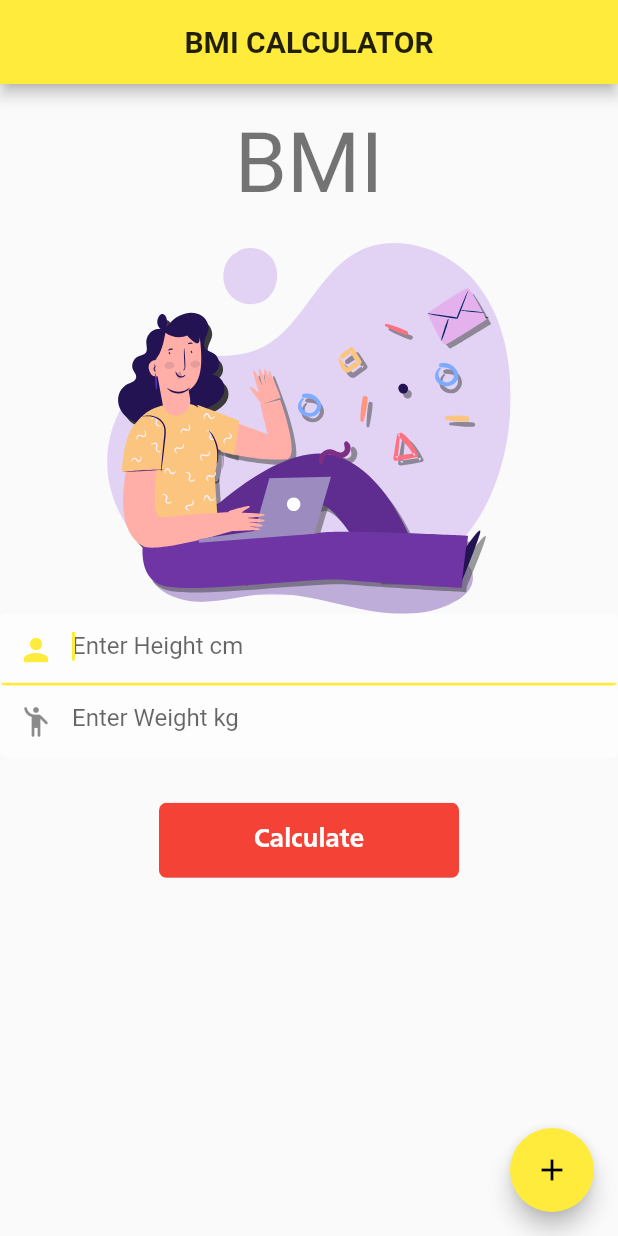
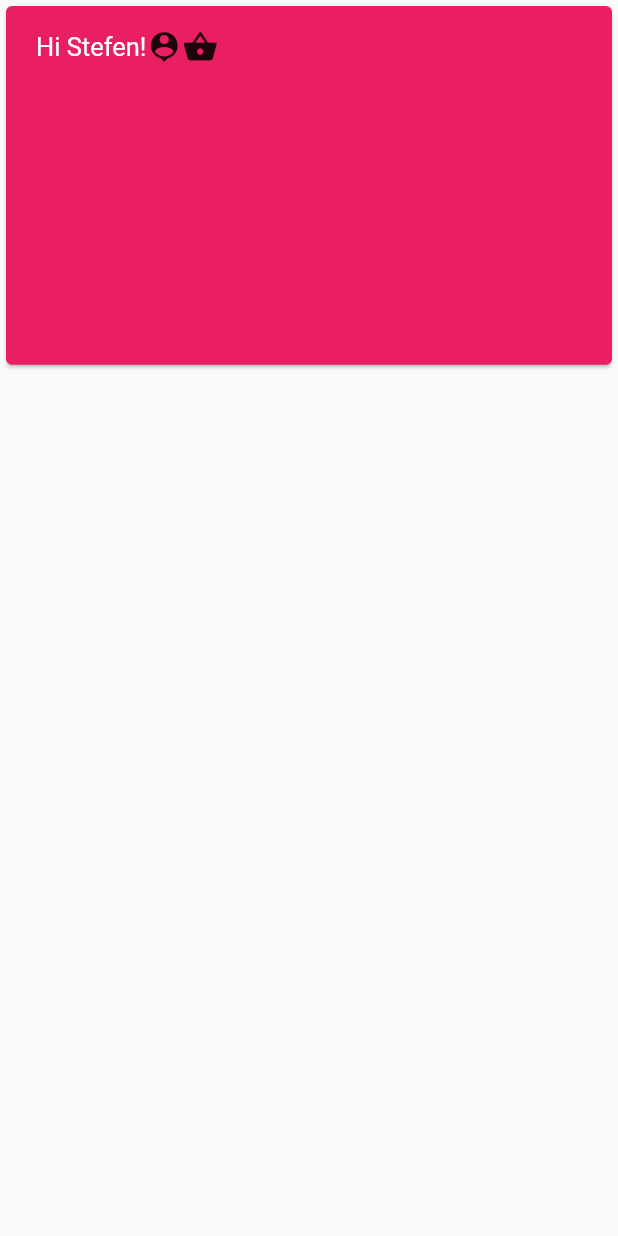
Before and after one commit to HKTareen/kollege, a Flutter app: the screen it shows after launch, on a phone screen of 412 x 824 dp. Run offline on Flutter 3.47's test engine with Material 2 defaults, Android fonts, the phone set to English and light mode, and no system bars; our stand-ins replace flutter_svg.

Commit message:
new assignment

```diff
--- a/bmicalculator/lib/bmi.dart
+++ b/bmicalculator/lib/bmi.dart
@@ -1,7 +1,7 @@
 import 'package:flutter/material.dart';
 import 'package:flutter_svg/flutter_svg.dart';
 import 'components/uiDesigns.dart';
-import 'details.dart';
+import 'bmicalculator.dart';
 
 class BmiCalculate extends StatefulWidget {
   @override
@@ -45,7 +45,7 @@ class _BmiCalculateState extends State<BmiCalculate> {
               height: 20,
             ),
             RiasedBtnsubmit(
-              color: Colors.red,
+              color: Colors.lightGreen,
               textColor: Colors.white,
               text: 'Calculate',
               onTap: () {
--- /dev/null
+++ b/bmicalculator/lib/components/constants.dart
@@ -0,0 +1,9 @@
+import 'package:flutter/material.dart';
+const Color KisPrimaryColor = Colors.pink;
+const Color KisDarkColor = Colors.black;
+const Color KisLightColor = Colors.white;
+const TextStyle heading = TextStyle(color: KisLightColor,fontSize: 20,);
+const TextStyle subHeading = TextStyle(color: KisLightColor,fontSize: 17,);
+const TextStyle subject = TextStyle(color: KisDarkColor,fontSize: 15,);
+const TextStyle paragraph = TextStyle(color: KisDarkColor,fontSize: 12,);
+const TextStyle focusParagraph = TextStyle(color: KisLightColor,fontSize: 12,);
--- a/bmicalculator/lib/main.dart
+++ b/bmicalculator/lib/main.dart
@@ -1,4 +1,6 @@
 import 'package:flutter/material.dart';
+import 'package:myfirst/components/constants.dart';
+import 'package:myfirst/screens/store.dart';
 
 import 'bmi.dart';
 
@@ -12,10 +14,11 @@ class MyApp extends StatelessWidget {
   Widget build(BuildContext context) {
     return MaterialApp(
       title: 'Flutter Demo',
+      debugShowCheckedModeBanner: false,
       theme: ThemeData(
-        primarySwatch: Colors.yellow,
+        primarySwatch: KisPrimaryColor,
       ),
-      home: BmiCalculate()
+      home: MyStore()//BmiCalculate()
     );
   }
 }
--- /dev/null
+++ b/bmicalculator/lib/screens/store.dart
@@ -0,0 +1,54 @@
+import 'package:flutter/material.dart';
+import 'package:myfirst/components/constants.dart';
+
+class MyStore extends StatefulWidget {
+  @override
+  _MyStoreState createState() => _MyStoreState();
+}
+
+class _MyStoreState extends State<MyStore> {
+  @override
+  Widget build(BuildContext context) {
+    final size = MediaQuery.of(context).size;
+    return Scaffold(
+      body: SingleChildScrollView(
+        child: Container(
+          width: size.width,
+          height: size.height,
+          child: Expanded(
+            child: Column(
+              children: [
+                SafeArea(
+                    child: SizedBox(
+                        height: size.height * 0.3,
+                        width: size.width,
+                        child: Card(
+                            color: KisPrimaryColor,
+                            child: Stack(
+                              children: [
+                                Positioned(
+                                  top: 15,
+                                  left: 20,
+                                  child: Row(mainAxisSize: MainAxisSize.max,
+                                    mainAxisAlignment:
+                                        MainAxisAlignment.spaceEvenly,
+                                    children: [
+                                      Text(
+                                        'Hi Stefen!',
+                                        style: subHeading,
+                                      ),
+                                      Icon(Icons.person_pin),
+                                      Icon(Icons.shopping_basket)
+                                    ],
+                                  ),
+                                )
+                              ],
+                            ))))
+              ],
+            ),
+          ),
+        ),
+      ),
+    );
+  }
+}
```
Also changed, not shown: bmicalculator/lib/bmicalculator.dart (renamed from bmicalculator/lib/details.dart).
